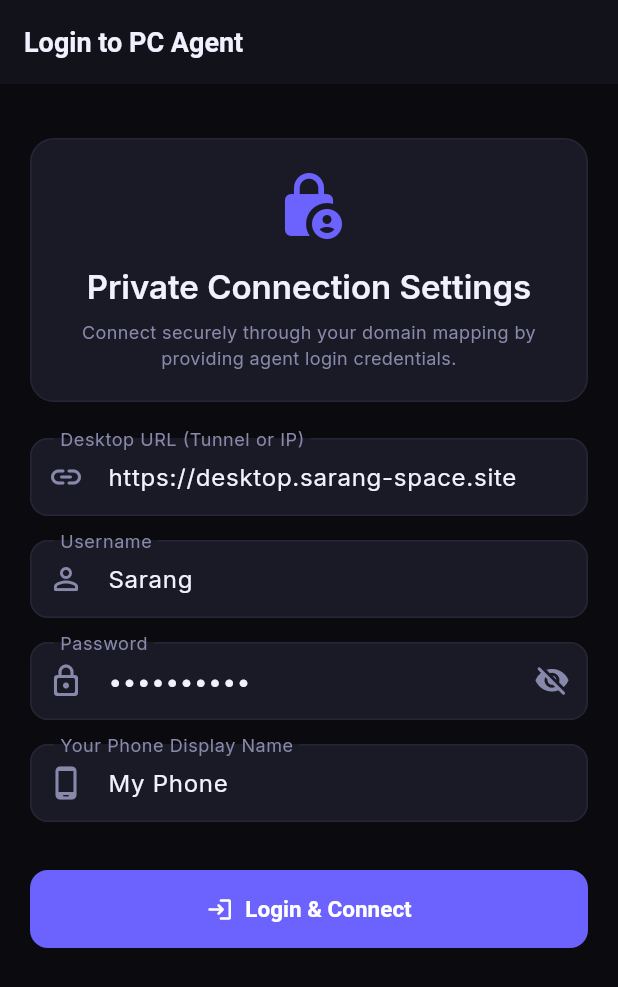
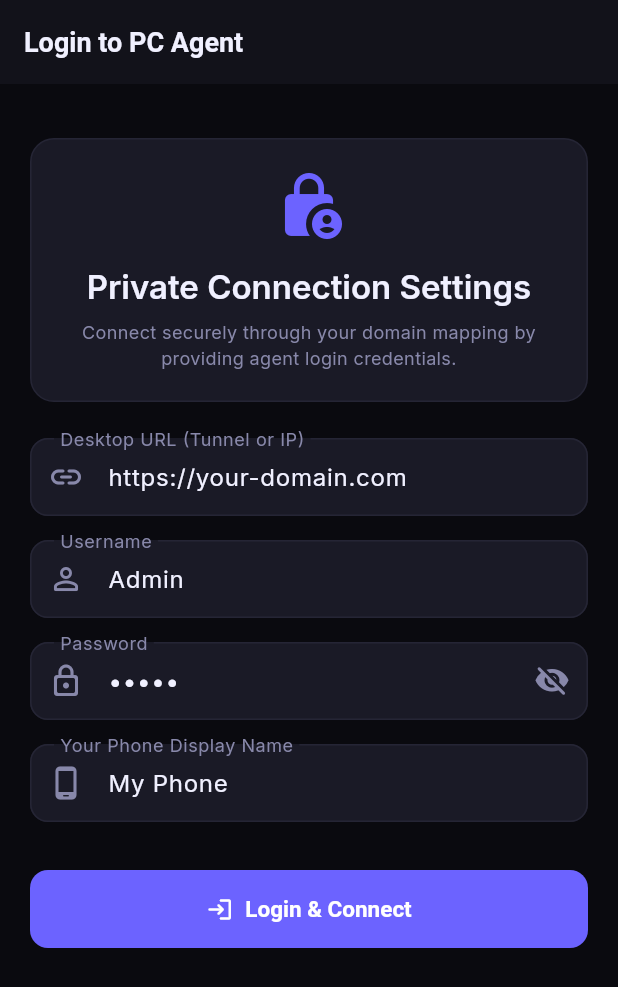
Before and after one commit to Saarangggg/remote-access, a Flutter app: the PairingScreen screen opened by its route, on a phone screen of 412 x 824 dp. Shown: the top 987 px of the screen. Run offline on Flutter 3.47's test engine with Material 3 defaults, Android fonts, the phone set to English and light mode, and no system bars; drawn by our look-alikes of flutter_animate; our stand-ins replace dio, file_picker, flutter_local_notifications, flutter_riverpod, go_router, google_fonts and 3 more; accounts and stored records are empty.

Commit message:
Update pairing_screen.dart

```diff
--- a/mobile-app/lib/features/pairing/pairing_screen.dart
+++ b/mobile-app/lib/features/pairing/pairing_screen.dart
@@ -19,13 +19,13 @@ class PairingScreen extends ConsumerStatefulWidget {
 class _PairingScreenState extends ConsumerState<PairingScreen> {
   final _formKey = GlobalKey<FormState>();
   final _urlController = TextEditingController(
-    text: const String.fromEnvironment('DEFAULT_URL',  defaultValue: 'https://desktop.sarang-space.site' ),
+    text: const String.fromEnvironment('DEFAULT_URL',  defaultValue: 'https://your-domain.com' ),
   );
   final _usernameController = TextEditingController(
-    text: const String.fromEnvironment('DEFAULT_USER', defaultValue: 'Sarang'),
+    text: const String.fromEnvironment('DEFAULT_USER', defaultValue: 'Admin'),
   );
   final _passwordController = TextEditingController(
-    text: const String.fromEnvironment('DEFAULT_PASSWORD', defaultValue: 'Sarang@123'),
+    text: const String.fromEnvironment('DEFAULT_PASSWORD', defaultValue: 'Admin'),
   );
   final _nameController = TextEditingController(text: 'My Phone');
   bool _isLoading = false;
```
